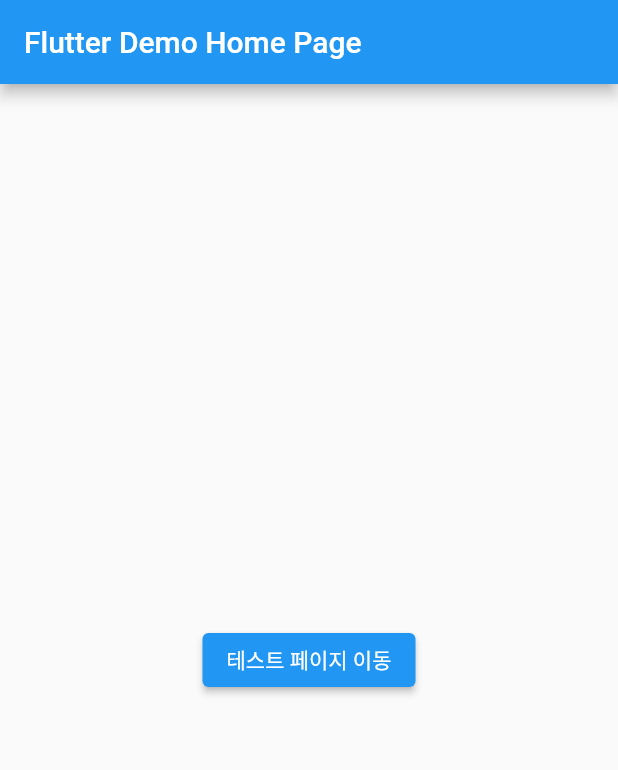
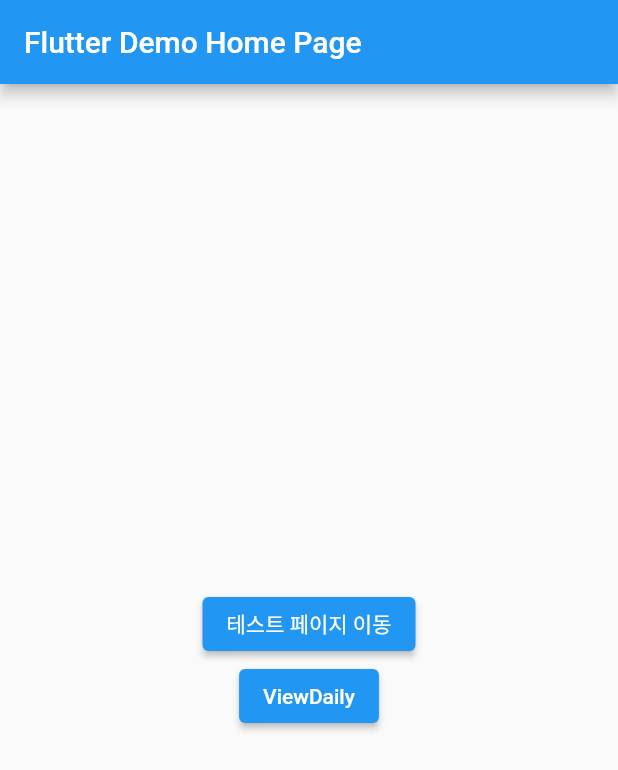
Before and after one commit to Google-DSC-SCH/first_side_project_app, a Flutter app: the screen it shows after launch, on a phone screen of 412 x 824 dp. Shown: the top 770 px of the screen. Run offline on Flutter 3.47's test engine with Material 2 defaults, Android fonts, the phone set to English and light mode, and no system bars.

Commit message:
view daily 페이지 생성

```diff
--- /dev/null
+++ b/lib/ViewDaily.dart
@@ -0,0 +1,15 @@
+import 'package:flutter/material.dart';
+
+class ViewDaily extends StatefulWidget{
+  @override
+  State<ViewDaily> createState() => _ViewDaily();
+}
+
+class _ViewDaily extends State<ViewDaily>{
+  @override
+  Widget build(BuildContext context) => Scaffold(
+    body: Container(
+      child: ElevatedButton(onPressed: ()=>null, child:Text("안녕하세용"))
+    ),
+  );
+}
--- a/lib/main.dart
+++ b/lib/main.dart
@@ -1,5 +1,8 @@
 import 'package:flutter/material.dart';
+
+// 각 페이지들 import
 import 'testPage.dart';
+import 'ViewDaily.dart';
 
 void main() {
   runApp(const MyApp());
@@ -15,7 +18,6 @@ class MyApp extends StatelessWidget {
       theme: ThemeData(
         primarySwatch: Colors.blue,
       ),
-
       home: const MyHomePage(title: 'Flutter Demo Home Page'),
     );
   }
@@ -31,9 +33,6 @@ class MyHomePage extends StatefulWidget {
 }
 
 class _MyHomePageState extends State<MyHomePage> {
-
-
-
   @override
   Widget build(BuildContext context) {
     return Scaffold(
@@ -42,19 +41,26 @@ class _MyHomePageState extends State<MyHomePage> {
       ),
       body: Center(
         child: Column(
-            mainAxisAlignment: MainAxisAlignment.center,
-            children: <Widget>[
+          mainAxisAlignment: MainAxisAlignment.center,
+          children: <Widget>[
+            // 화면 이동 버튼, 새로운 페이지 만들때마다 복사해서 사용
+            ElevatedButton(
+                onPressed: () {
+                  Navigator.push(
+                      context, MaterialPageRoute(builder: (_) => TestPage()));
+                },
+                child: Text("테스트 페이지 이동")),
 
-              // 화면 이동 버튼, 새로운 페이지 만들때마다 복사해서 사용
-                ElevatedButton(onPressed: (){
-                  Navigator.push(context, MaterialPageRoute(builder: (_) => TestPage()));
-                }, child: Text("테스트 페이지 이동")
-            )
-
-
-
-        ],
+            // View Daily 페이지
+            ElevatedButton(
+                onPressed: () {
+                  Navigator.push(
+                      context, MaterialPageRoute(builder: (_) => ViewDaily()));
+                },
+                child: Text("ViewDaily")),
+          ],
+        ),
       ),
-    ),);
+    );
   }
 }
```
